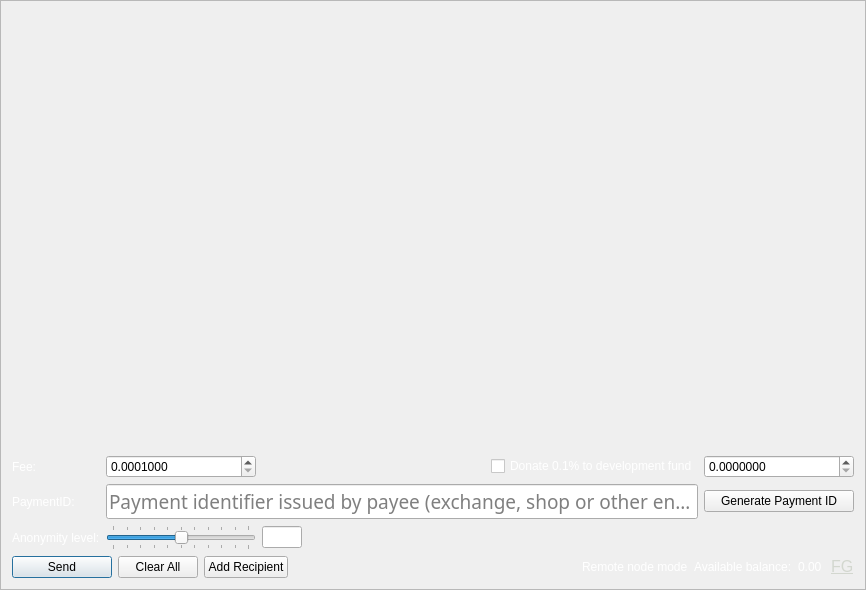
aejontargaryen/FanGoldWallet, file src/gui/ui/sendframe.ui: the form before one commit.
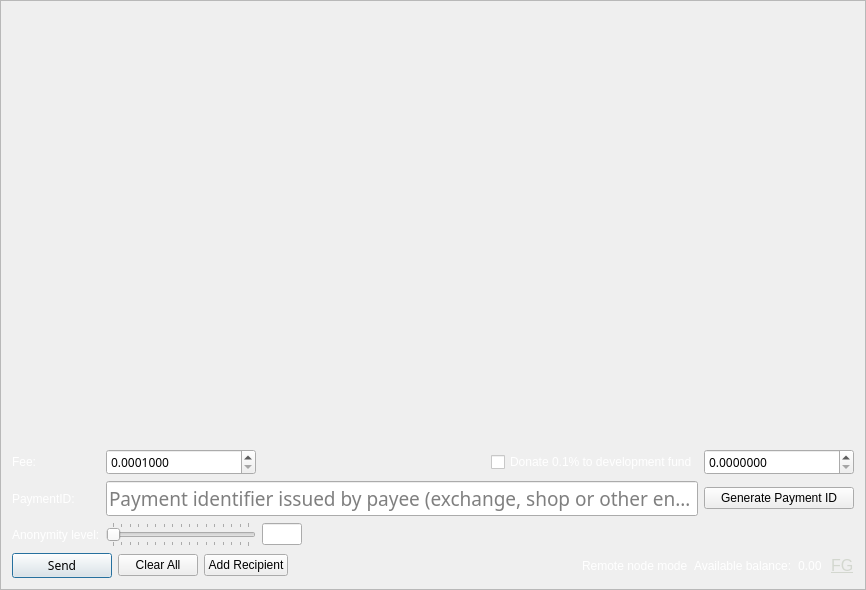
The form after the commit. Icons and pictures are not drawn.

Patch:
```diff
--- a/src/gui/ui/sendframe.ui
+++ b/src/gui/ui/sendframe.ui
@@ -34,7 +34,7 @@
         <x>0</x>
         <y>0</y>
         <width>846</width>
-        <height>431</height>
+        <height>429</height>
        </rect>
       </property>
       <layout class="QVBoxLayout" name="m_send_frame_layout">
@@ -599,6 +599,13 @@
          <height>0</height>
         </size>
        </property>
+       <property name="font">
+        <font>
+         <family>cinzel</family>
+         <weight>50</weight>
+         <bold>false</bold>
+        </font>
+       </property>
        <property name="cursor">
         <cursorShape>IBeamCursor</cursorShape>
        </property>
@@ -656,6 +663,13 @@
          <height>0</height>
         </size>
        </property>
+       <property name="font">
+        <font>
+         <family>cinzel</family>
+         <weight>50</weight>
+         <bold>false</bold>
+        </font>
+       </property>
        <property name="cursor">
         <cursorShape>IBeamCursor</cursorShape>
        </property>
@@ -724,17 +738,20 @@
        <property name="cursor">
         <cursorShape>SizeHorCursor</cursorShape>
        </property>
+       <property name="minimum">
+        <number>2</number>
+       </property>
        <property name="maximum">
-        <number>10</number>
+        <number>18</number>
        </property>
        <property name="pageStep">
         <number>1</number>
        </property>
        <property name="value">
-        <number>5</number>
+        <number>2</number>
        </property>
        <property name="sliderPosition">
-        <number>5</number>
+        <number>2</number>
        </property>
        <property name="tracking">
         <bool>false</bool>
@@ -769,7 +786,7 @@
         <enum>Qt::StrongFocus</enum>
        </property>
        <property name="styleSheet">
-        <string notr="true"/>
+        <string notr="true">font-family: Orbitron;</string>
        </property>
        <property name="text">
         <string>Send</string>
@@ -860,8 +877,16 @@
      </item>
      <item>
       <widget class="QLabel" name="m_balanceLabel">
+       <property name="font">
+        <font>
+         <family>cinzel</family>
+         <weight>50</weight>
+         <bold>false</bold>
+        </font>
+       </property>
        <property name="styleSheet">
         <string notr="true">color: rgb(255, 255, 255);
+font-family: cinzel;
 </string>
        </property>
        <property name="text">
```
